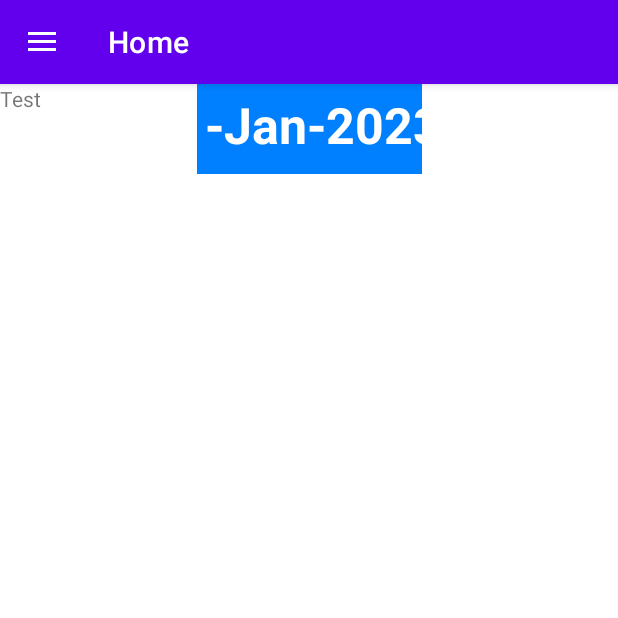
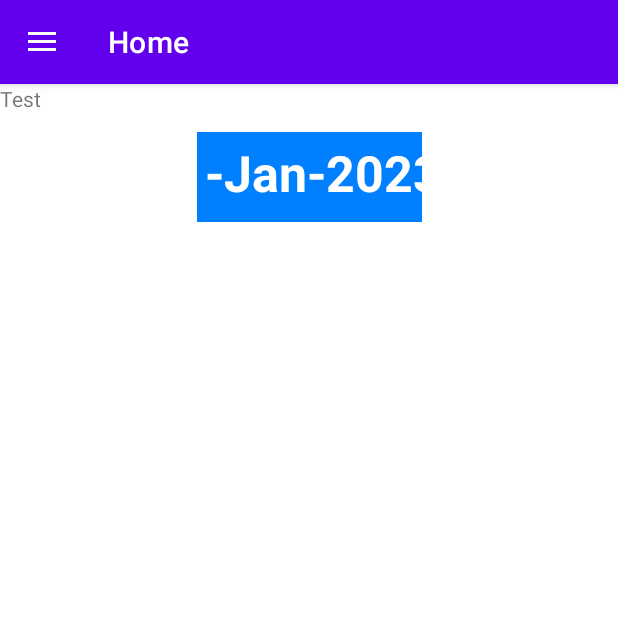
Before and after one commit to kennethjpaul/FoodTracker, an Android app: the fragment ModifyFoodLogFragment placed in its activity, on a phone screen of 412 x 824 dp, the top half of it. Run offline under Robolectric (Android 15) with nearby library versions, the phone set to English and light mode, and no system bars; our stand-ins replace data binding, navigation-ui; 10 statements that could not run were skipped.

Commit message:
UI: UI improvements for the page for logging food

```diff
--- a/app/src/main/res/layout/fragment_modify_food_log.xml
+++ b/app/src/main/res/layout/fragment_modify_food_log.xml
@@ -17,12 +17,13 @@
          android:id="@+id/modify_food_log_date"
          android:layout_width="150dp"
          android:layout_height="60dp"
+         android:layout_marginTop="32dp"
+         android:background="@color/azure"
          app:day_c="@{modifyFoodLogVM.selectedDay}"
-         app:month_c="@{modifyFoodLogVM.selectedMonth}"
-         app:year_c="@{modifyFoodLogVM.selectedYear}"
-         android:background="@color/azure"
          app:layout_constraintEnd_toEndOf="parent"
          app:layout_constraintStart_toStartOf="parent"
-         app:layout_constraintTop_toTopOf="parent" />
+         app:layout_constraintTop_toTopOf="parent"
+         app:month_c="@{modifyFoodLogVM.selectedMonth}"
+         app:year_c="@{modifyFoodLogVM.selectedYear}" />
  </androidx.constraintlayout.widget.ConstraintLayout>
 </layout>
```
